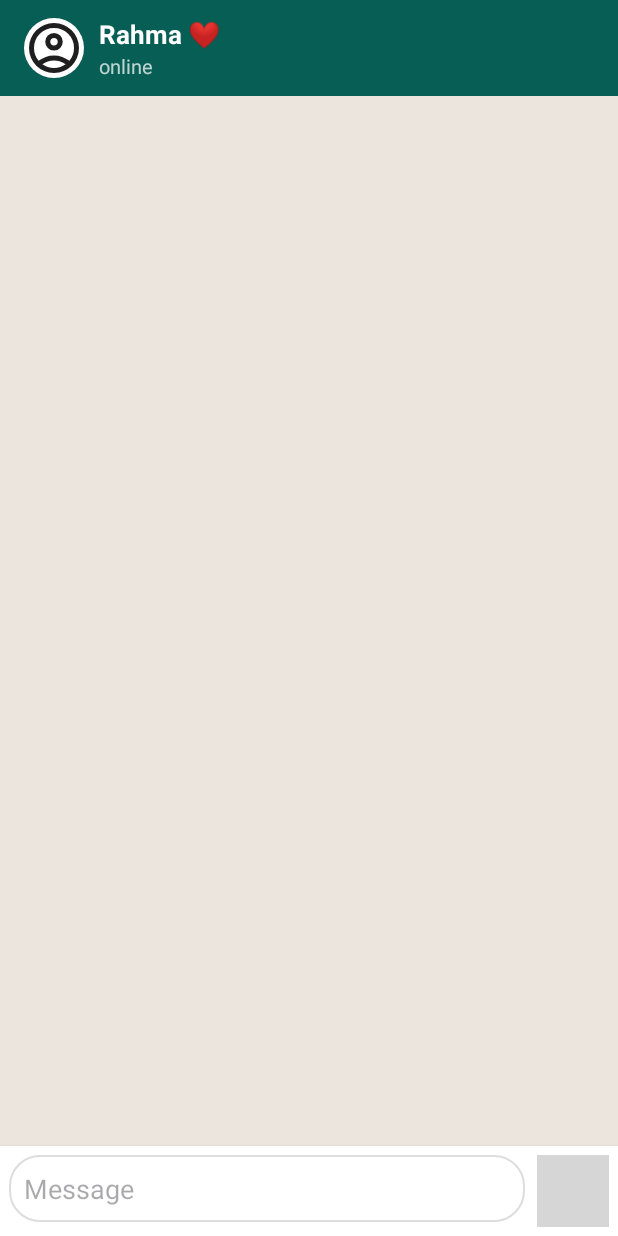
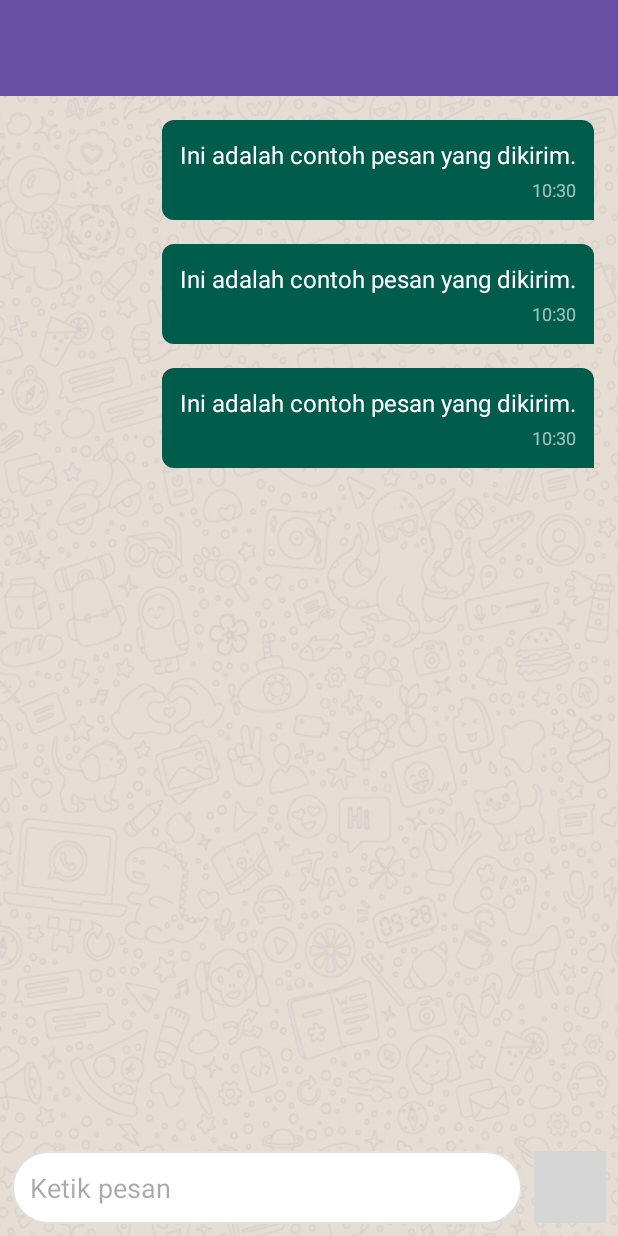
Before and after one commit to dHunter1811/WhatsAppClone, an Android app: the layout activity_chat.xml on its own in the app's theme, with its tools: preview values and no code run, on a phone screen of 412 x 824 dp. Run offline under Robolectric (Android 15) with nearby library versions, the phone set to English and light mode, and no system bars; grey boxes are pictures that could not be loaded.

Commit message:
Perbaikan Halaman Detail Chat

```diff
--- /dev/null
+++ b/app/src/main/res/drawable/bg_edittext.xml
@@ -0,0 +1,9 @@
+<?xml version="1.0" encoding="utf-8"?>
+<shape xmlns:android="http://schemas.android.com/apk/res/android"
+    android:shape="rectangle">
+    <solid android:color="@android:color/white" />
+    <corners android:radius="24dp" />
+    <stroke
+        android:width="1dp"
+        android:color="#E0E0E0" />
+</shape>
--- a/app/src/main/res/drawable/bg_message_sent.xml
+++ b/app/src/main/res/drawable/bg_message_sent.xml
@@ -1,4 +1,9 @@
-<shape xmlns:android="http://schemas.android.com/apk/res/android" android:shape="rectangle">
-    <solid android:color="#25D366" />
-    <corners android:radius="16dp"/>
+<shape xmlns:android="http://schemas.android.com/apk/res/android"
+    android:shape="rectangle">
+    <solid android:color="#005C4B" />
+    <corners
+        android:bottomLeftRadius="8dp"
+        android:bottomRightRadius="0dp"
+        android:topLeftRadius="8dp"
+        android:topRightRadius="8dp" />
 </shape>
--- /dev/null
+++ b/app/src/main/res/drawable/bg_send_button.xml
@@ -0,0 +1,5 @@
+<?xml version="1.0" encoding="utf-8"?>
+<shape xmlns:android="http://schemas.android.com/apk/res/android"
+    android:shape="oval">
+    <solid android:color="#00897B" /> <!-- Warna hijau khas WhatsApp -->
+</shape>
--- a/app/src/main/res/layout/activity_chat.xml
+++ b/app/src/main/res/layout/activity_chat.xml
@@ -1,96 +1,65 @@
 <?xml version="1.0" encoding="utf-8"?>
-<LinearLayout
-    xmlns:android="http://schemas.android.com/apk/res/android"
-    android:orientation="vertical"
+<RelativeLayout xmlns:android="http://schemas.android.com/apk/res/android"
+    xmlns:app="http://schemas.android.com/apk/res-auto"
+    xmlns:tools="http://schemas.android.com/tools"
     android:layout_width="match_parent"
     android:layout_height="match_parent"
-    android:background="#ECE5DD">
+    tools:context=".ui.ChatActivity"
+    android:background="@drawable/chat_background">
+    <!-- PERUBAHAN 1: Tambahkan background ke root layout -->
 
-    <!-- Toolbar -->
+    <!-- Toolbar untuk menampilkan info kontak -->
     <androidx.appcompat.widget.Toolbar
-        android:id="@+id/chatToolbar"
+        android:id="@+id/toolbar_chat"
+        android:layout_width="match_parent"
+        android:layout_height="?attr/actionBarSize"
+        android:background="?attr/colorPrimary"
+        android:theme="?attr/actionBarTheme"
+        app:titleTextColor="@android:color/white" />
+
+    <!-- Area input pesan di bawah -->
+    <LinearLayout
+        android:id="@+id/input_layout"
         android:layout_width="match_parent"
         android:layout_height="wrap_content"
-        android:background="#075E54"
-        android:padding="10dp">
-
-        <LinearLayout
-            android:orientation="horizontal"
-            android:layout_width="wrap_content"
-            android:layout_height="wrap_content"
-            android:gravity="center_vertical">
-
-            <ImageView
-                android:id="@+id/profileImage"
-                android:layout_width="40dp"
-                android:layout_height="40dp"
-                android:src="@drawable/ic_account_profile"
-                android:scaleType="centerCrop"
-                android:layout_marginEnd="10dp"
-                android:background="@drawable/circle_background" />
-
-            <LinearLayout
-                android:orientation="vertical"
-                android:layout_width="wrap_content"
-                android:layout_height="wrap_content">
-
-                <TextView
-                    android:id="@+id/chatNameTextView"
-                    android:layout_width="wrap_content"
-                    android:layout_height="wrap_content"
-                    android:text="Rahma ❤️"
-                    android:textColor="@android:color/white"
-                    android:textStyle="bold"
-                    android:textSize="17sp"/>
-
-                <TextView
-                    android:id="@+id/statusTextView"
-                    android:layout_width="wrap_content"
-                    android:layout_height="wrap_content"
-                    android:text="online"
-                    android:textColor="#BBFFFFFF"
-                    android:textSize="13sp" />
-            </LinearLayout>
-        </LinearLayout>
-    </androidx.appcompat.widget.Toolbar>
-
-    <!-- Chat list -->
-    <androidx.recyclerview.widget.RecyclerView
-        android:id="@+id/chatRecyclerView"
-        android:layout_width="match_parent"
-        android:layout_height="0dp"
-        android:layout_weight="1"
-        android:padding="8dp"
-        android:clipToPadding="false" />
-
-    <!-- Input bar -->
-    <LinearLayout
-        android:layout_width="match_parent"
-        android:layout_height="wrap_content"
-        android:padding="6dp"
+        android:layout_alignParentBottom="true"
+        android:gravity="center_vertical"
         android:orientation="horizontal"
-        android:background="#FFFFFF"
-        android:elevation="4dp">
+        android:padding="8dp">
 
         <EditText
-            android:id="@+id/messageEditText"
+            android:id="@+id/et_message_input"
             android:layout_width="0dp"
             android:layout_height="wrap_content"
             android:layout_weight="1"
-            android:background="@drawable/edittext_background"
-            android:hint="Message"
-            android:padding="10dp"
-            android:textColor="#000000"
-            android:maxLines="5" />
+            android:background="@drawable/bg_edittext"
+            android:hint="Ketik pesan"
+            android:inputType="textMultiLine"
+            android:maxLines="5"
+            android:padding="12dp" />
 
         <ImageButton
-            android:id="@+id/sendButton"
+            android:id="@+id/btn_send_message"
             android:layout_width="48dp"
             android:layout_height="48dp"
             android:layout_marginStart="8dp"
+            android:background="@drawable/bg_send_button"
+            android:contentDescription="Kirim Pesan"
             android:src="@drawable/ic_send"
-            android:background="?attr/selectableItemBackgroundBorderless"
-            android:contentDescription="Send" />
+            app:tint="@android:color/white" />
+
     </LinearLayout>
 
-</LinearLayout>
+    <!-- Daftar pesan di tengah -->
+    <androidx.recyclerview.widget.RecyclerView
+        android:id="@+id/rv_messages"
+        android:layout_width="match_parent"
+        android:layout_height="match_parent"
+        android:layout_above="@id/input_layout"
+        android:layout_below="@id/toolbar_chat"
+        android:padding="8dp"
+        android:background="@android:color/transparent"
+        tools:listitem="@layout/item_message_sent" />
+    <!-- PERUBAHAN 2: Buat RecyclerView transparan -->
+
+</RelativeLayout>
--- a/app/src/main/res/layout/item_message_sent.xml
+++ b/app/src/main/res/layout/item_message_sent.xml
@@ -1,15 +1,35 @@
-<LinearLayout xmlns:android="http://schemas.android.com/apk/res/android"
-    android:gravity="end"
+<?xml version="1.0" encoding="utf-8"?>
+<RelativeLayout xmlns:android="http://schemas.android.com/apk/res/android"
     android:layout_width="match_parent"
     android:layout_height="wrap_content"
     android:padding="8dp">
 
-    <TextView
-        android:id="@+id/textMessageBody"
+    <LinearLayout
         android:layout_width="wrap_content"
         android:layout_height="wrap_content"
+        android:layout_alignParentEnd="true"
         android:background="@drawable/bg_message_sent"
-        android:textColor="#ffffff"
-        android:padding="10dp"
-        android:text="Hello!" />
-</LinearLayout>
+        android:orientation="vertical"
+        android:padding="12dp">
+
+        <TextView
+            android:id="@+id/tv_message_text"
+            android:layout_width="wrap_content"
+            android:layout_height="wrap_content"
+            android:text="Ini adalah contoh pesan yang dikirim."
+            android:textColor="@android:color/white"
+            android:textSize="16sp" />
+
+        <TextView
+            android:id="@+id/tv_message_time"
+            android:layout_width="wrap_content"
+            android:layout_height="wrap_content"
+            android:layout_gravity="end"
+            android:layout_marginTop="4dp"
+            android:text="10:30"
+            android:textColor="#A0FFFFFF"
+            android:textSize="12sp" />
+
+    </LinearLayout>
+
+</RelativeLayout>
```
Also changed, not shown: app/src/main/java/com/example/whatsappclone/adapters/MessageAdapter.java (+52 -35 lines), app/src/main/java/com/example/whatsappclone/models/Message.java (added, +55 -0 lines), app/src/main/java/com/example/whatsappclone/models/MessageItem.java (deleted, +0 -34 lines), app/src/main/java/com/example/whatsappclone/ui/ChatActivity.java (+108 -87 lines), app/src/main/res/drawable/bg_message_received.xml (+8 -3 lines), app/src/main/res/layout/item_message_received.xml (+28 -8 lines), app/src/main/res/drawable/chat_background.png (added), 1 other file.
